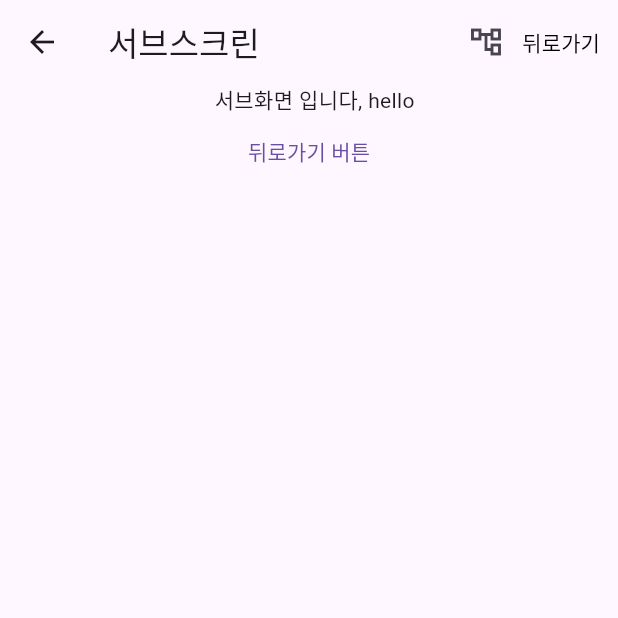
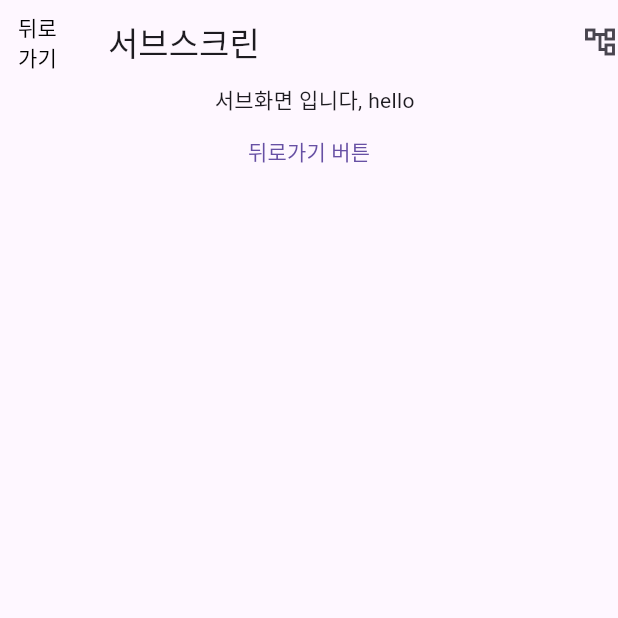
Before and after one commit to gaebaribari/flutter-pratice, a Flutter app: the screen it shows after launch, after a tap on "클릭하면 서브화면으로 이동", on a phone screen of 412 x 824 dp, the top half of it. Run offline on Flutter 3.47's test engine with Material 3 defaults, Android fonts, the phone set to English and light mode, and no system bars.

Commit message:
Practice : AppBar leading

```diff
--- a/lib/screen/sub_screen.dart
+++ b/lib/screen/sub_screen.dart
@@ -8,20 +8,22 @@ class SubScreen extends StatelessWidget {
   Widget build(BuildContext context) {
     return Scaffold(
       appBar: AppBar(
+        automaticallyImplyLeading: false,
+        leading: TextButton(
+            onPressed: () {
+              Navigator.pop(context);
+            },
+            child: Text(
+              '뒤로가기',
+              style: TextStyle(
+                color: Colors.black,
+              ),
+            )),
         title: Text(
           '서브스크린',
         ),
         actions: [
           Icon(Icons.account_tree_outlined),
-          TextButton(onPressed: (){
-            Navigator.pop(context);
-          },
-              child: Text(
-                '뒤로가기',
-                style: TextStyle(
-                  color: Colors.black,
-                ),
-              ))
         ],
       ),
       body: Column(
```
